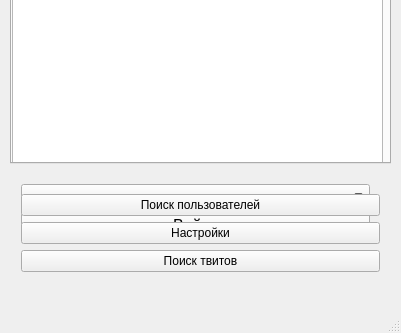
Old version of the form mainwindow.ui in the repository unix-admin/ita_cource; both pictures show x 0 to 401 and y 384 to 717 of the 401 by 717 pixel window.
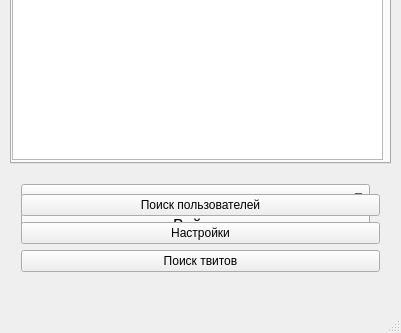
New version of the form.

```diff
--- a/mainwindow.ui
+++ b/mainwindow.ui
@@ -190,7 +190,7 @@
         <x>0</x>
         <y>10</y>
         <width>371</width>
-        <height>351</height>
+        <height>311</height>
        </rect>
       </property>
       <property name="font">
```
Left out of the diff: 2 changed lines with no effect on the pictures.
